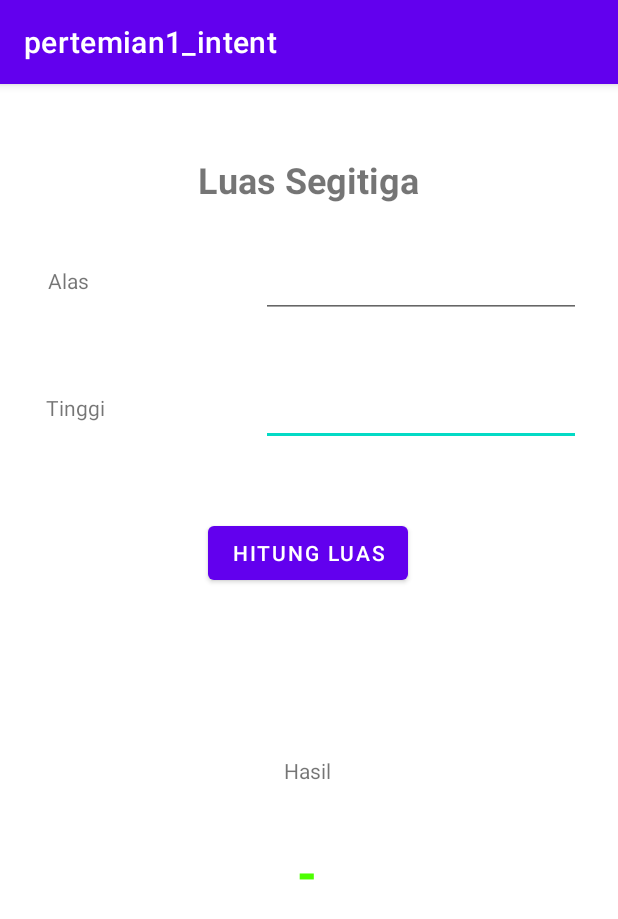
After one commit to ramadhansur/tugas1-1918020-suryantoramadhan, an Android app: the luassegitiga screen opened directly, with no data from a screen before it, on a phone screen of 412 x 824 dp. The commit adds this screen. Shown: the top 919 px of the screen. Run offline under Robolectric (Android 15) with nearby library versions, the phone set to English and light mode, and no system bars.

Commit message:
first commit

```diff
--- a/app/src/main/AndroidManifest.xml
+++ b/app/src/main/AndroidManifest.xml
@@ -9,6 +9,9 @@
         android:roundIcon="@mipmap/ic_launcher_round"
         android:supportsRtl="true"
         android:theme="@style/Theme.Pertemian1_intent">
+        <activity
+            android:name=".luassegitiga"
+            android:exported="true" />
         <activity
             android:name=".Biodata"
             android:exported="true" />
--- a/app/src/main/java/com/ramadhan/pertemian1_intent/MainActivity.java
+++ b/app/src/main/java/com/ramadhan/pertemian1_intent/MainActivity.java
@@ -18,4 +18,9 @@ public class MainActivity extends AppCompatActivity {
         Intent a = new Intent(MainActivity.this, Biodata.class);
         startActivity(a);
     }
+
+    public void luassegitiga(View view){
+        Intent b = new Intent(MainActivity.this, luassegitiga.class);
+        startActivity(b);
+    }
 }
--- /dev/null
+++ b/app/src/main/java/com/ramadhan/pertemian1_intent/luassegitiga.java
@@ -0,0 +1,43 @@
+package com.ramadhan.pertemian1_intent;
+
+import androidx.appcompat.app.AppCompatActivity;
+
+import android.os.Bundle;
+import android.view.View;
+import android.widget.Button;
+import android.widget.EditText;
+import android.widget.TextView;
+
+
+public class luassegitiga extends AppCompatActivity {
+
+    EditText a,t;
+    Button hitung;
+    TextView hasil;
+
+    @Override
+    protected void onCreate(Bundle savedInstanceState) {
+        super.onCreate(savedInstanceState);
+        setContentView(R.layout.activity_luassegitiga);
+
+        a = (EditText)findViewById(R.id.alas);
+        t = (EditText) findViewById(R.id.tinggi);
+        hitung = (Button) findViewById(R.id.hitungluas);
+        hasil = (TextView) findViewById(R.id.txt_hasil);
+        hitung.setOnClickListener(new View.OnClickListener() {
+
+            @Override
+            public void onClick(View v) {
+
+                String isialas = a.getText().toString();
+                String isitinggi = t.getText().toString();
+                double a = Double.parseDouble(isialas);
+                double t = Double.parseDouble(isitinggi);
+                double hasilakhir = (a * t)/2;
+                String output = String.valueOf(hasilakhir);
+                hasil.setText(output.toString());
+            }
+
+        });
+    }
+}
--- /dev/null
+++ b/app/src/main/res/layout/activity_luassegitiga.xml
@@ -0,0 +1,116 @@
+<?xml version="1.0" encoding="utf-8"?>
+<androidx.constraintlayout.widget.ConstraintLayout xmlns:android="http://schemas.android.com/apk/res/android"
+    xmlns:app="http://schemas.android.com/apk/res-auto"
+    xmlns:tools="http://schemas.android.com/tools"
+    android:layout_width="match_parent"
+    android:layout_height="match_parent"
+    tools:context=".luassegitiga">
+
+    <EditText
+        android:id="@+id/tinggi"
+        android:layout_width="wrap_content"
+        android:layout_height="wrap_content"
+        android:layout_marginEnd="16dp"
+        android:ems="10"
+        android:inputType="textPersonName"
+        app:layout_constraintBottom_toBottomOf="parent"
+        app:layout_constraintEnd_toEndOf="parent"
+        app:layout_constraintHorizontal_bias="0.951"
+        app:layout_constraintStart_toStartOf="parent"
+        app:layout_constraintTop_toTopOf="parent"
+        app:layout_constraintVertical_bias="0.271" />
+
+    <TextView
+        android:id="@+id/textView12"
+        android:layout_width="wrap_content"
+        android:layout_height="wrap_content"
+        android:layout_marginStart="16dp"
+        android:text="Tinggi"
+        app:layout_constraintBottom_toBottomOf="parent"
+        app:layout_constraintEnd_toEndOf="parent"
+        app:layout_constraintHorizontal_bias="0.041"
+        app:layout_constraintStart_toStartOf="parent"
+        app:layout_constraintTop_toTopOf="parent"
+        app:layout_constraintVertical_bias="0.275" />
+
+    <TextView
+        android:id="@+id/textView3"
+        android:layout_width="wrap_content"
+        android:layout_height="wrap_content"
+        android:text="Luas Segitiga"
+        android:textSize="24sp"
+        android:textStyle="bold"
+        app:layout_constraintBottom_toBottomOf="parent"
+        app:layout_constraintEnd_toEndOf="parent"
+        app:layout_constraintHorizontal_bias="0.498"
+        app:layout_constraintStart_toStartOf="parent"
+        app:layout_constraintTop_toTopOf="parent"
+        app:layout_constraintVertical_bias="0.064" />
+
+    <TextView
+        android:id="@+id/textView4"
+        android:layout_width="wrap_content"
+        android:layout_height="wrap_content"
+        android:layout_marginStart="16dp"
+        android:text="Alas"
+        app:layout_constraintBottom_toBottomOf="parent"
+        app:layout_constraintEnd_toEndOf="parent"
+        app:layout_constraintHorizontal_bias="0.044"
+        app:layout_constraintStart_toStartOf="parent"
+        app:layout_constraintTop_toTopOf="parent"
+        app:layout_constraintVertical_bias="0.162" />
+
+    <EditText
+        android:id="@+id/alas"
+        android:layout_width="wrap_content"
+        android:layout_height="wrap_content"
+        android:layout_marginEnd="16dp"
+        android:ems="10"
+        android:inputType="textPersonName"
+        app:layout_constraintBottom_toBottomOf="parent"
+        app:layout_constraintEnd_toEndOf="parent"
+        app:layout_constraintHorizontal_bias="0.951"
+        app:layout_constraintStart_toStartOf="parent"
+        app:layout_constraintTop_toTopOf="parent"
+        app:layout_constraintVertical_bias="0.153" />
+
+    <Button
+        android:id="@+id/hitungluas"
+        android:layout_width="wrap_content"
+        android:layout_height="wrap_content"
+        android:text="Hitung Luas"
+        app:layout_constraintBottom_toBottomOf="parent"
+        app:layout_constraintEnd_toEndOf="parent"
+        app:layout_constraintHorizontal_bias="0.498"
+        app:layout_constraintStart_toStartOf="parent"
+        app:layout_constraintTop_toTopOf="parent"
+        app:layout_constraintVertical_bias="0.401" />
+
+    <TextView
+        android:id="@+id/textView13"
+        android:layout_width="wrap_content"
+        android:layout_height="wrap_content"
+        android:text="Hasil"
+        app:layout_constraintBottom_toBottomOf="parent"
+        app:layout_constraintEnd_toEndOf="parent"
+        app:layout_constraintHorizontal_bias="0.498"
+        app:layout_constraintStart_toStartOf="parent"
+        app:layout_constraintTop_toTopOf="parent"
+        app:layout_constraintVertical_bias="0.598" />
+
+    <TextView
+        android:id="@+id/txt_hasil"
+        android:layout_width="wrap_content"
+        android:layout_height="wrap_content"
+        android:text="-"
+        android:textColor="#4CFF00"
+        android:textSize="34sp"
+        android:textStyle="bold"
+        app:layout_constraintBottom_toBottomOf="parent"
+        app:layout_constraintEnd_toEndOf="parent"
+        app:layout_constraintHorizontal_bias="0.497"
+        app:layout_constraintStart_toStartOf="parent"
+        app:layout_constraintTop_toTopOf="parent"
+        app:layout_constraintVertical_bias="0.696" />
+
+</androidx.constraintlayout.widget.ConstraintLayout>
--- a/app/src/main/res/layout/activity_main.xml
+++ b/app/src/main/res/layout/activity_main.xml
@@ -32,4 +32,16 @@
         app:layout_constraintTop_toTopOf="parent"
         app:layout_constraintVertical_bias="0.253" />
 
+    <Button
+        android:id="@+id/button2"
+        android:layout_width="wrap_content"
+        android:layout_height="wrap_content"
+        android:text="Luas segitiga"
+        android:onClick="luassegitiga"
+        app:layout_constraintBottom_toBottomOf="parent"
+        app:layout_constraintEnd_toEndOf="parent"
+        app:layout_constraintStart_toStartOf="parent"
+        app:layout_constraintTop_toTopOf="parent"
+        app:layout_constraintVertical_bias="0.351" />
+
 </androidx.constraintlayout.widget.ConstraintLayout>
```
